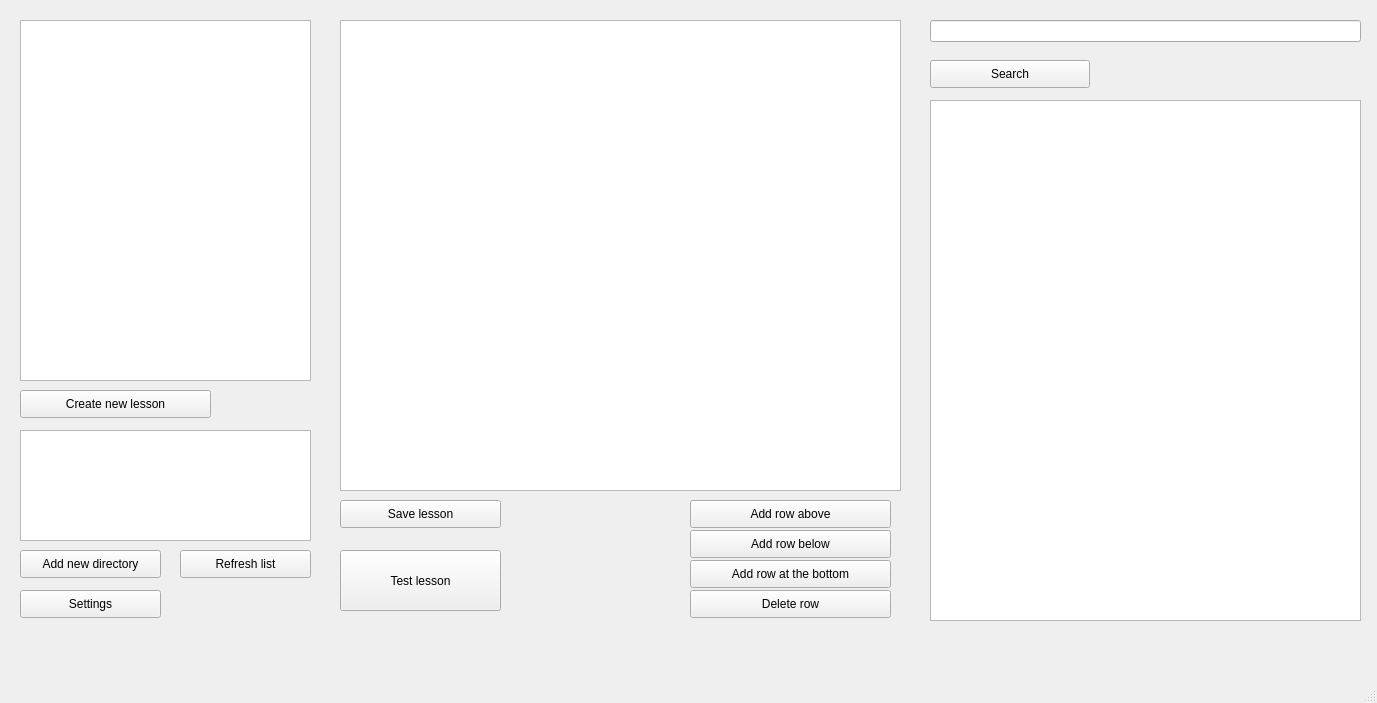
Old version of the form mainwindow.ui in the repository nikolai-baschinski/UVT.
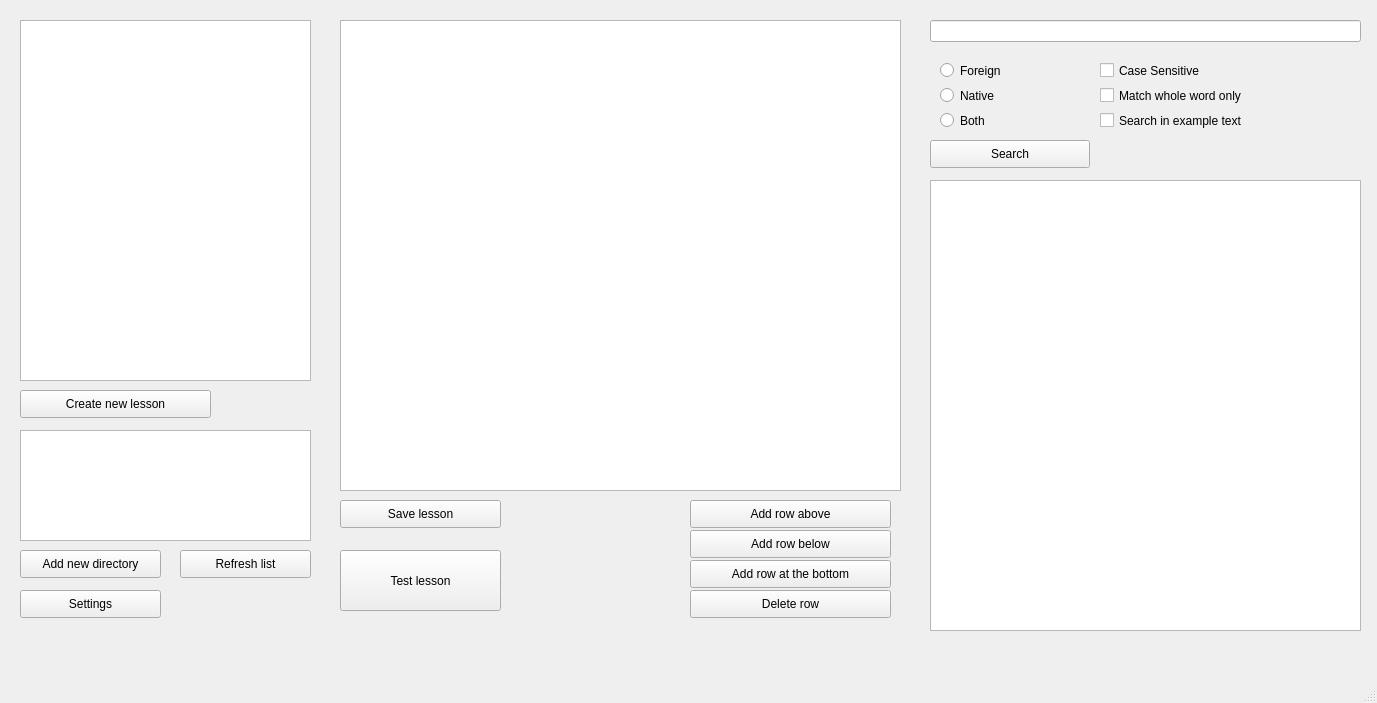
New version of the form.

Commit message: Advanced search functionality added.

```diff
--- a/mainwindow.ui
+++ b/mainwindow.ui
@@ -175,7 +175,7 @@
     <property name="geometry">
      <rect>
       <x>930</x>
-      <y>60</y>
+      <y>140</y>
       <width>160</width>
       <height>28</height>
      </rect>
@@ -201,12 +201,90 @@
     <property name="geometry">
      <rect>
       <x>930</x>
-      <y>100</y>
+      <y>180</y>
       <width>431</width>
-      <height>521</height>
+      <height>451</height>
      </rect>
     </property>
    </widget>
+   <widget class="QRadioButton" name="radioButton_Foreign">
+    <property name="geometry">
+     <rect>
+      <x>940</x>
+      <y>60</y>
+      <width>150</width>
+      <height>21</height>
+     </rect>
+    </property>
+    <property name="text">
+     <string>Foreign</string>
+    </property>
+   </widget>
+   <widget class="QRadioButton" name="radioButton_Native">
+    <property name="geometry">
+     <rect>
+      <x>940</x>
+      <y>85</y>
+      <width>150</width>
+      <height>21</height>
+     </rect>
+    </property>
+    <property name="text">
+     <string>Native</string>
+    </property>
+   </widget>
+   <widget class="QRadioButton" name="radioButton_Both">
+    <property name="geometry">
+     <rect>
+      <x>940</x>
+      <y>110</y>
+      <width>150</width>
+      <height>21</height>
+     </rect>
+    </property>
+    <property name="text">
+     <string>Both</string>
+    </property>
+   </widget>
+   <widget class="QCheckBox" name="checkBox_Match_Case">
+    <property name="geometry">
+     <rect>
+      <x>1100</x>
+      <y>60</y>
+      <width>250</width>
+      <height>21</height>
+     </rect>
+    </property>
+    <property name="text">
+     <string>Case Sensitive</string>
+    </property>
+   </widget>
+   <widget class="QCheckBox" name="checkBox_Match_Whole">
+    <property name="geometry">
+     <rect>
+      <x>1100</x>
+      <y>85</y>
+      <width>250</width>
+      <height>21</height>
+     </rect>
+    </property>
+    <property name="text">
+     <string>Match whole word only</string>
+    </property>
+   </widget>
+   <widget class="QCheckBox" name="checkBox_Search_Example">
+    <property name="geometry">
+     <rect>
+      <x>1100</x>
+      <y>110</y>
+      <width>250</width>
+      <height>21</height>
+     </rect>
+    </property>
+    <property name="text">
+     <string>Search in example text</string>
+    </property>
+   </widget>
   </widget>
   <widget class="QMenuBar" name="menubar">
    <property name="geometry">
```
The commit also changes 3 other files.
